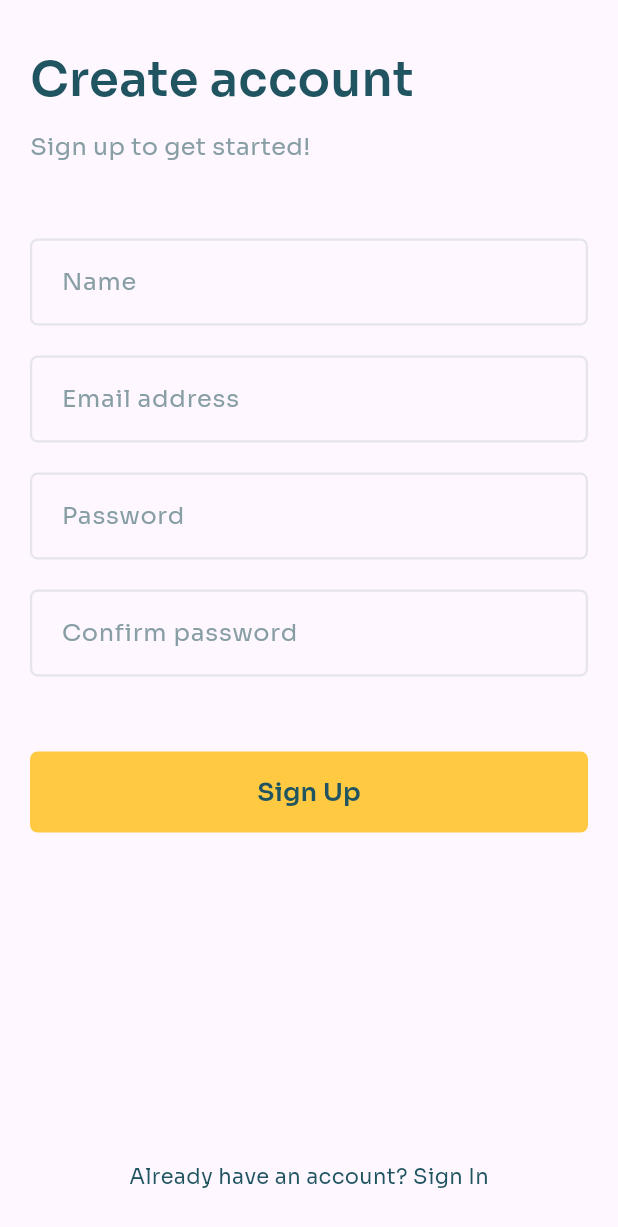
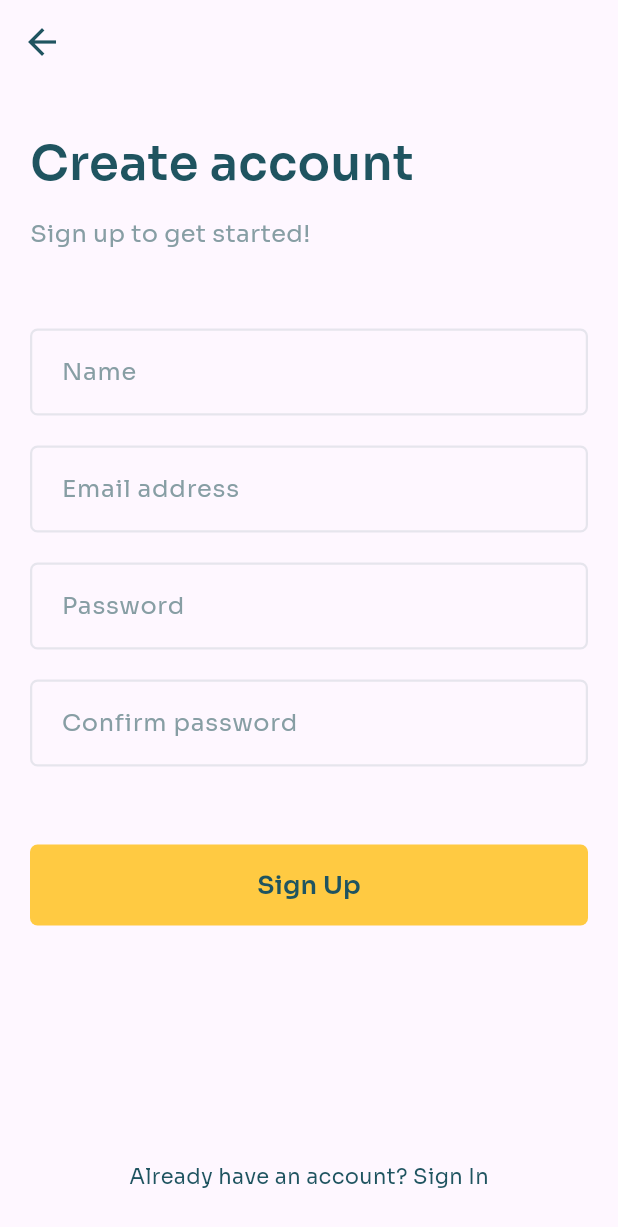
Before and after one commit to mahdi-mk/bazar-flutter, a Flutter app: the screen it shows after launch, after a tap on "Sign Up", on a phone screen of 412 x 824 dp. Shown: the top 1227 px of the screen. Run offline on Flutter 3.47's test engine with Material 3 defaults, Android fonts, the phone set to English and light mode, and no system bars; our stand-ins replace flutter_riverpod, go_router, google_fonts.

Commit message:
Complete auth screens

```diff
--- /dev/null
+++ b/lib/src/features/auth/presentation/get_started_screen.dart
@@ -0,0 +1,85 @@
+import 'package:flutter/material.dart';
+import 'package:flutter_app/src/router/router.dart';
+import 'package:flutter_app/src/theme/settings/colors.dart';
+import 'package:flutter_app/src/theme/settings/sizes.dart';
+import 'package:flutter_app/src/theme/widgets/buttons/primary_button.dart';
+import 'package:flutter_app/src/theme/widgets/buttons/secondary_button.dart';
+import 'package:go_router/go_router.dart';
+import 'package:google_fonts/google_fonts.dart';
+
+class GetStartedScreen extends StatelessWidget {
+  const GetStartedScreen({super.key});
+
+  @override
+  Widget build(BuildContext context) {
+    return Scaffold(
+      backgroundColor: ThemeColors.alternate,
+      appBar: AppBar(
+        title: RichText(
+          text: TextSpan(
+              text: 'Bazar',
+              style: GoogleFonts.sora(
+                fontSize: 36,
+                fontWeight: FontWeight.bold,
+              ),
+              children: [
+                TextSpan(
+                  text: '.',
+                  style: GoogleFonts.sora(
+                    color: ThemeColors.primary,
+                    fontSize: 36 * 2,
+                  ),
+                ),
+              ]),
+        ),
+        backgroundColor: Colors.transparent,
+        toolbarHeight: 80,
+      ),
+      body: Padding(
+        padding: const EdgeInsets.symmetric(
+          vertical: 40,
+          horizontal: 15,
+        ),
+        child: Column(
+          crossAxisAlignment: CrossAxisAlignment.start,
+          children: [
+            Text(
+              "Let's \nget started",
+              style: GoogleFonts.sora(
+                fontSize: 48,
+                fontWeight: FontWeight.w600,
+                color: Colors.white,
+                height: 1.2,
+              ),
+            ),
+            gapH20,
+            Text(
+              "Everything start from here.",
+              style: GoogleFonts.sora(
+                fontSize: 16,
+                color: Colors.white,
+                height: 1.2,
+              ),
+            ),
+            gapH52,
+            SizedBox(
+              width: double.infinity,
+              child: PrimaryButton(
+                text: "Sign In",
+                onPressed: () => context.goNamed(AppRoute.login.name),
+              ),
+            ),
+            gapH12,
+            SizedBox(
+              width: double.infinity,
+              child: SecondaryButton(
+                text: "Sign Up",
+                onPressed: () => context.goNamed(AppRoute.register.name),
+              ),
+            ),
+          ],
+        ),
+      ),
+    );
+  }
+}
--- a/lib/src/features/auth/presentation/login_screen.dart
+++ b/lib/src/features/auth/presentation/login_screen.dart
@@ -1,5 +1,7 @@
 import 'package:flutter/material.dart';
 import 'package:flutter_app/src/router/router.dart';
+import 'package:flutter_app/src/theme/settings/colors.dart';
+import 'package:flutter_app/src/theme/settings/sizes.dart';
 import 'package:flutter_app/src/theme/settings/text.dart';
 import 'package:flutter_app/src/theme/widgets/buttons/primary_button.dart';
 import 'package:flutter_app/src/theme/widgets/buttons/primary_text_button.dart';
@@ -13,7 +15,18 @@ class LoginScreen extends StatelessWidget {
   Widget build(BuildContext context) {
     return Scaffold(
       resizeToAvoidBottomInset: false,
-      appBar: null,
+      appBar: AppBar(
+        leading: IconButton(
+          icon: Icon(
+            Icons.arrow_back,
+            color: ThemeColors.primaryText,
+            size: 28,
+          ),
+          onPressed: () {
+            context.pop();
+          },
+        ),
+      ),
       body: SafeArea(
         child: Padding(
           padding: const EdgeInsets.symmetric(
@@ -27,42 +40,32 @@ class LoginScreen extends StatelessWidget {
                 "Welcome back",
                 style: TextStyles.heading,
               ),
-              const SizedBox(
-                height: 10,
-              ),
+              gapH12,
               Text(
                 "Enter your credentials to continue",
                 style: TextStyles.subheading,
               ),
-              const SizedBox(
-                height: 50,
-              ),
+              gapH52,
               const PrimaryTextInput(
                 label: "Email Address",
                 keyboardType: TextInputType.emailAddress,
                 textInputAction: TextInputAction.next,
               ),
-              const SizedBox(
-                height: 20,
-              ),
+              gapH20,
               const PrimaryTextInput(
                 label: "Password",
                 keyboardType: TextInputType.visiblePassword,
                 textInputAction: TextInputAction.done,
                 isPassword: true,
               ),
-              const SizedBox(
-                height: 10,
-              ),
+              gapH12,
               Row(
                 mainAxisAlignment: MainAxisAlignment.end,
                 children: [
                   PrimaryTextButton(text: "Forgot password?", onPressed: () {}),
                 ],
               ),
-              const SizedBox(
-                height: 50,
-              ),
+              gapH52,
               SizedBox(
                 width: double.infinity,
                 child: PrimaryButton(
--- a/lib/src/features/auth/presentation/register_screen.dart
+++ b/lib/src/features/auth/presentation/register_screen.dart
@@ -1,5 +1,7 @@
 import 'package:flutter/material.dart';
 import 'package:flutter_app/src/router/router.dart';
+import 'package:flutter_app/src/theme/settings/colors.dart';
+import 'package:flutter_app/src/theme/settings/sizes.dart';
 import 'package:flutter_app/src/theme/settings/text.dart';
 import 'package:flutter_app/src/theme/widgets/buttons/primary_button.dart';
 import 'package:flutter_app/src/theme/widgets/buttons/primary_text_button.dart';
@@ -13,7 +15,18 @@ class RegisterScreen extends StatelessWidget {
   Widget build(BuildContext context) {
     return Scaffold(
       resizeToAvoidBottomInset: false,
-      appBar: null,
+      appBar: AppBar(
+        leading: IconButton(
+          icon: Icon(
+            Icons.arrow_back,
+            color: ThemeColors.primaryText,
+            size: 28,
+          ),
+          onPressed: () {
+            context.pop();
+          },
+        ),
+      ),
       body: SafeArea(
         child: Padding(
           padding: const EdgeInsets.symmetric(
@@ -27,47 +40,35 @@ class RegisterScreen extends StatelessWidget {
                 "Create account",
                 style: TextStyles.heading,
               ),
-              const SizedBox(
-                height: 10,
-              ),
+              gapH12,
               Text(
                 "Sign up to get started!",
                 style: TextStyles.subheading,
               ),
-              const SizedBox(
-                height: 50,
-              ),
+              gapH52,
               const PrimaryTextInput(
                 label: "Name",
                 textInputAction: TextInputAction.next,
               ),
-              const SizedBox(
-                height: 20,
-              ),
+              gapH20,
               const PrimaryTextInput(
                 label: "Email address",
                 keyboardType: TextInputType.emailAddress,
                 textInputAction: TextInputAction.next,
               ),
-              const SizedBox(
-                height: 20,
-              ),
+              gapH20,
               const PrimaryTextInput(
                 label: "Password",
                 keyboardType: TextInputType.visiblePassword,
                 textInputAction: TextInputAction.next,
               ),
-              const SizedBox(
-                height: 20,
-              ),
+              gapH20,
               const PrimaryTextInput(
                 label: "Confirm password",
                 keyboardType: TextInputType.visiblePassword,
                 textInputAction: TextInputAction.done,
               ),
-              const SizedBox(
-                height: 50,
-              ),
+              gapH52,
               SizedBox(
                 width: double.infinity,
                 child: PrimaryButton(text: "Sign Up", onPressed: () {}),
--- a/lib/src/router/router.dart
+++ b/lib/src/router/router.dart
@@ -1,3 +1,4 @@
+import 'package:flutter_app/src/features/auth/presentation/get_started_screen.dart';
 import 'package:flutter_app/src/features/auth/presentation/login_screen.dart';
 import 'package:flutter_app/src/features/auth/presentation/register_screen.dart';
 import 'package:flutter_app/src/features/home/views/home_screen.dart';
@@ -10,7 +11,7 @@ enum AppRoute {
 }
 
 final router = GoRouter(
-  initialLocation: '/auth/login',
+  initialLocation: '/auth/',
   debugLogDiagnostics: true,
   routes: [
     GoRoute(
@@ -24,14 +25,20 @@ final router = GoRouter(
     //-------------------------------------
 
     GoRoute(
-      path: '/auth/login',
+      path: '/auth',
+      builder: (context, state) => const GetStartedScreen(),
+      routes: [
+        GoRoute(
+          path: 'login',
           name: AppRoute.login.name,
           builder: (context, state) => const LoginScreen(),
         ),
         GoRoute(
-      path: '/auth/register',
+          path: 'register',
           name: AppRoute.register.name,
           builder: (context, state) => const RegisterScreen(),
         ),
       ],
+    )
+  ],
 );
--- a/lib/src/theme/settings/colors.dart
+++ b/lib/src/theme/settings/colors.dart
@@ -9,6 +9,8 @@ class ThemeColors {
   static final Color primary = HexColor.fromHex('#FFCA42');
 
   static final Color secondary = HexColor.fromHex('#D5E7D4');
+
+  static final Color alternate = HexColor.fromHex('#1F5460');
 
   //----------------------------------------------------------------------------
   // Utility Colors
--- /dev/null
+++ b/lib/src/theme/settings/sizes.dart
@@ -0,0 +1,25 @@
+import 'package:flutter/material.dart';
+
+//----------------------------------------------------------------------------
+// Gap Heights
+//----------------------------------------------------------------------------
+
+const gapH4 = SizedBox(height: 4);
+const gapH8 = SizedBox(height: 8);
+const gapH12 = SizedBox(height: 12);
+const gapH16 = SizedBox(height: 16);
+const gapH20 = SizedBox(height: 20);
+const gapH24 = SizedBox(height: 24);
+const gapH28 = SizedBox(height: 28);
+const gapH32 = SizedBox(height: 32);
+const gapH36 = SizedBox(height: 36);
+const gapH40 = SizedBox(height: 40);
+const gapH44 = SizedBox(height: 44);
+const gapH48 = SizedBox(height: 48);
+const gapH52 = SizedBox(height: 52);
+
+//----------------------------------------------------------------------------
+// Gap Widths
+//----------------------------------------------------------------------------
+
+// ...
--- /dev/null
+++ b/lib/src/theme/widgets/buttons/secondary_button.dart
@@ -0,0 +1,38 @@
+import 'package:flutter/material.dart';
+import 'package:flutter_app/src/theme/settings/colors.dart';
+import 'package:google_fonts/google_fonts.dart';
+
+class SecondaryButton extends StatelessWidget {
+  final String text;
+  final void Function() onPressed;
+
+  const SecondaryButton({
+    super.key,
+    required this.text,
+    required this.onPressed,
+  });
+
+  @override
+  Widget build(BuildContext context) {
+    return FilledButton(
+      onPressed: onPressed,
+      style: FilledButton.styleFrom(
+        backgroundColor: ThemeColors.secondary,
+        padding: const EdgeInsets.symmetric(
+          vertical: 15,
+        ),
+        shape: RoundedRectangleBorder(
+          borderRadius: BorderRadius.circular(5),
+        ),
+      ),
+      child: Text(
+        text,
+        style: GoogleFonts.sora(
+          color: ThemeColors.primaryText,
+          fontWeight: FontWeight.w600,
+          fontSize: 17,
+        ),
+      ),
+    );
+  }
+}
```
Lines whose indentation alone changed are shown as unchanged.
